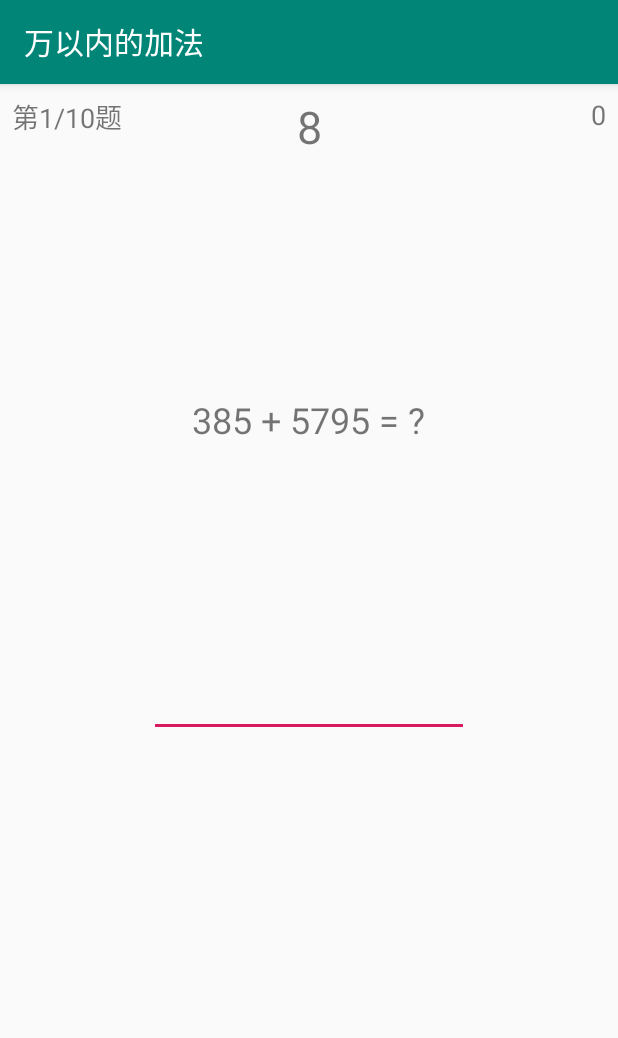
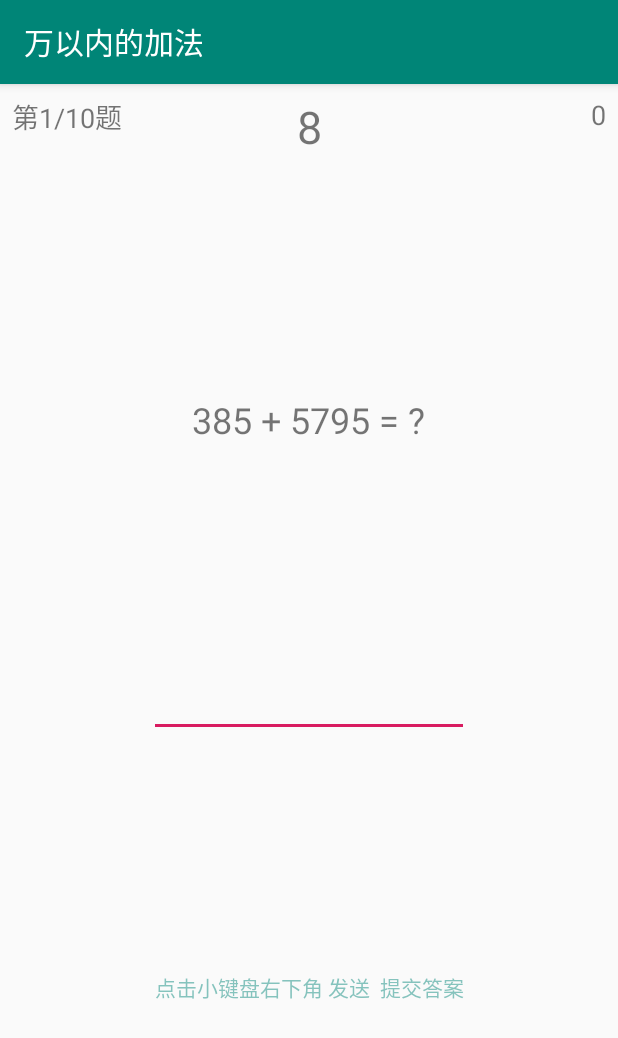
Before and after one commit to AkibaSummer/Oral_calculus, an Android app: the TestActivity screen opened directly, with no data from a screen before it, on a phone screen of 412 x 824 dp. Shown: the top 1038 px of the screen. Run offline under Robolectric (Android 15) with nearby library versions, the phone set to English and light mode, and no system bars; 1 statement that could not run was skipped.

Commit message:
add text

```diff
--- a/app/src/main/res/layout/activity_test.xml
+++ b/app/src/main/res/layout/activity_test.xml
@@ -71,4 +71,15 @@
         app:layout_constraintEnd_toEndOf="parent"
         app:layout_constraintStart_toStartOf="parent"
         app:layout_constraintTop_toTopOf="parent" />
+
+    <TextView
+        android:id="@+id/textView5"
+        android:layout_width="wrap_content"
+        android:layout_height="wrap_content"
+        android:text="点击小键盘右下角 发送  提交答案"
+        android:textColor="@color/color_Text"
+        app:layout_constraintBottom_toBottomOf="parent"
+        app:layout_constraintEnd_toEndOf="parent"
+        app:layout_constraintStart_toStartOf="parent"
+        app:layout_constraintTop_toBottomOf="@+id/answer" />
 </android.support.constraint.ConstraintLayout>
--- a/app/src/main/res/values/colors.xml
+++ b/app/src/main/res/values/colors.xml
@@ -6,4 +6,5 @@
     <color name="colorLight">#F0FFFF</color>
     <color name="colorBlue">#AAAAff</color>
     <color name="colorClicked">#33008577</color>
+    <color name="color_Text">#77008577</color>
 </resources>
```
